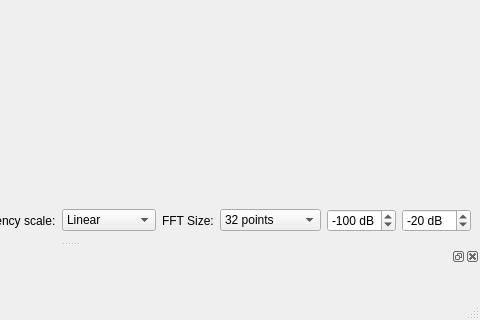
This is friture.ui in tlecomte/friture as Qt 5 draws it before an edit; both pictures show x 341 to 821 and y 253 to 573 of the 821 by 573 pixel window. The edited form follows.
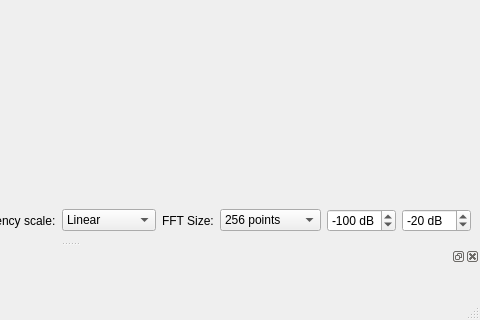
This is the edited form. Custom widgets are drawn as their Qt base class.

Commit message: Fix FFT size in UI

Patch:
```diff
--- a/friture.ui
+++ b/friture.ui
@@ -37,7 +37,7 @@
     <item row="1" column="5">
      <widget class="QComboBox" name="comboBox_fftsize">
       <property name="currentIndex">
-       <number>0</number>
+       <number>3</number>
       </property>
       <item>
        <property name="text">
```
The commit also changes 1 other file.
